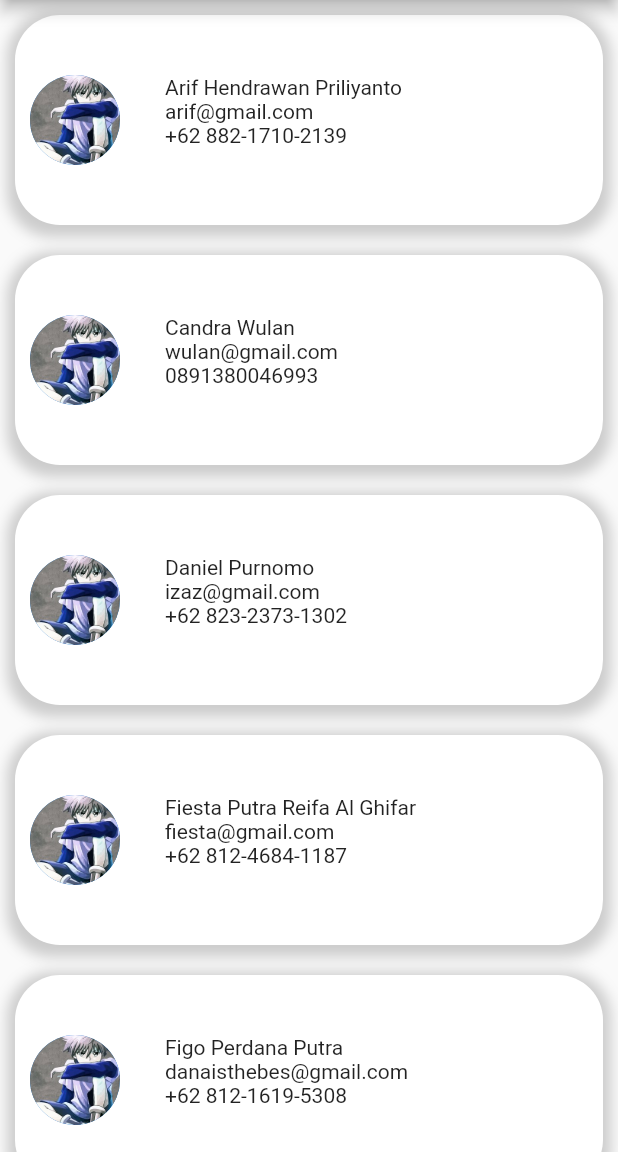
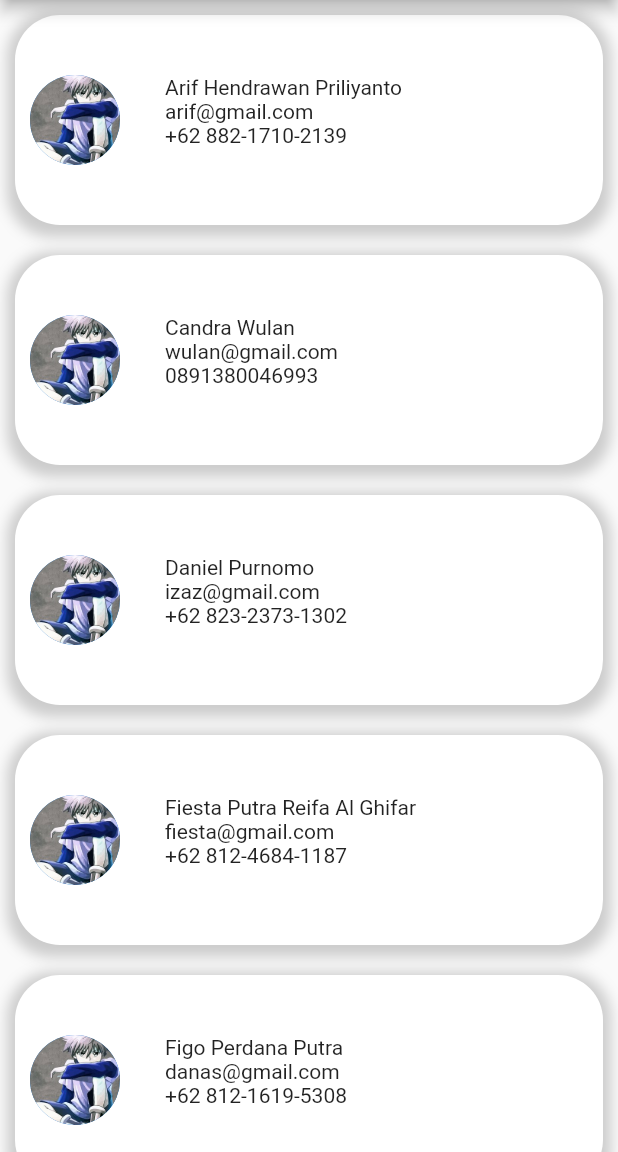
Before and after one commit to naufalzakly/Tugas-01-192410102026-Mobile-B, a Flutter app: the screen it shows after launch, on a phone screen of 412 x 824 dp, the part 84-1236 px from its top. Run offline on Flutter 3.47's test engine with Material 2 defaults, Android fonts, the phone set to English and light mode, and no system bars.

Commit message:
update main.dart

```diff
--- a/daftar_kontak/lib/main.dart
+++ b/daftar_kontak/lib/main.dart
@@ -50,7 +50,7 @@ class MyApp extends StatelessWidget {
     },
     {
       'nama': "Muhammad Riyadh A",
-      'email': 'oryx@gmail.com',
+      'email': 'arap@gmail.com',
       'nohp': '+62 823-2373-1302',
       'foto': 'profil.jpg',
     },
@@ -68,7 +68,7 @@ class MyApp extends StatelessWidget {
     },
     {
       'nama': "Figo Perdana Putra",
-      'email': 'danaisthebes@gmail.com',
+      'email': 'danas@gmail.com',
       'nohp': '+62 812-1619-5308',
       'foto': 'profil.jpg',
     },
```
